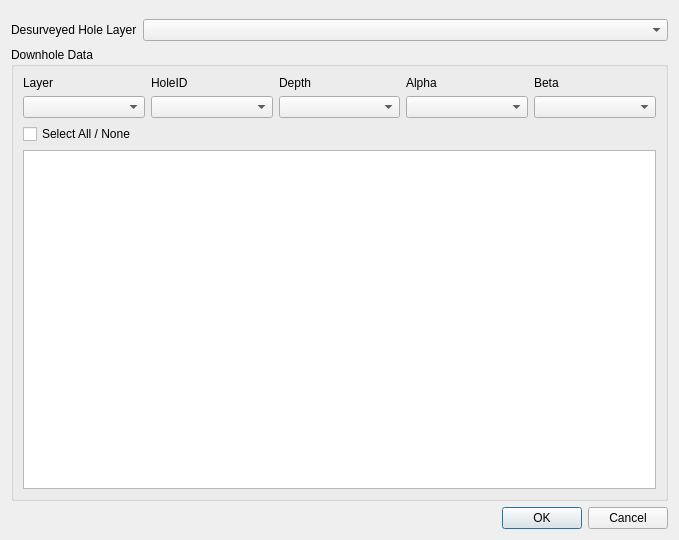
Before: the Qt Designer form downholestructure_dialog_base.ui in rolandhill/geoscience, drawn with Qt 5.
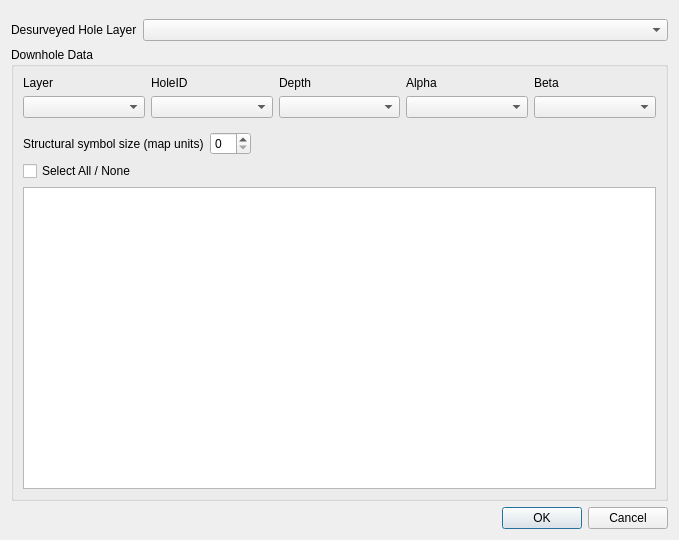
After: the same form once the commit is applied. Custom widgets are drawn as their Qt base class.

Commit message: Add structure symbol scale to dialogs.

What changed in the file:
```diff
--- a/downholestructure_dialog_base.ui
+++ b/downholestructure_dialog_base.ui
@@ -118,6 +118,43 @@
         </item>
        </layout>
       </item>
+      <item>
+       <layout class="QHBoxLayout" name="horizontalLayout_2">
+        <property name="topMargin">
+         <number>8</number>
+        </property>
+        <item>
+         <widget class="QLabel" name="label">
+          <property name="text">
+           <string>Structural symbol size (map units)</string>
+          </property>
+         </widget>
+        </item>
+        <item>
+         <widget class="QSpinBox" name="sbSymbolSize">
+          <property name="sizePolicy">
+           <sizepolicy hsizetype="Minimum" vsizetype="Fixed">
+            <horstretch>0</horstretch>
+            <verstretch>0</verstretch>
+           </sizepolicy>
+          </property>
+         </widget>
+        </item>
+        <item>
+         <spacer name="horizontalSpacer">
+          <property name="orientation">
+           <enum>Qt::Horizontal</enum>
+          </property>
+          <property name="sizeHint" stdset="0">
+           <size>
+            <width>40</width>
+            <height>20</height>
+           </size>
+          </property>
+         </spacer>
+        </item>
+       </layout>
+      </item>
       <item>
        <widget class="QCheckBox" name="checkSelectAll">
         <property name="text">
```
The commit also changes 3 other files.
